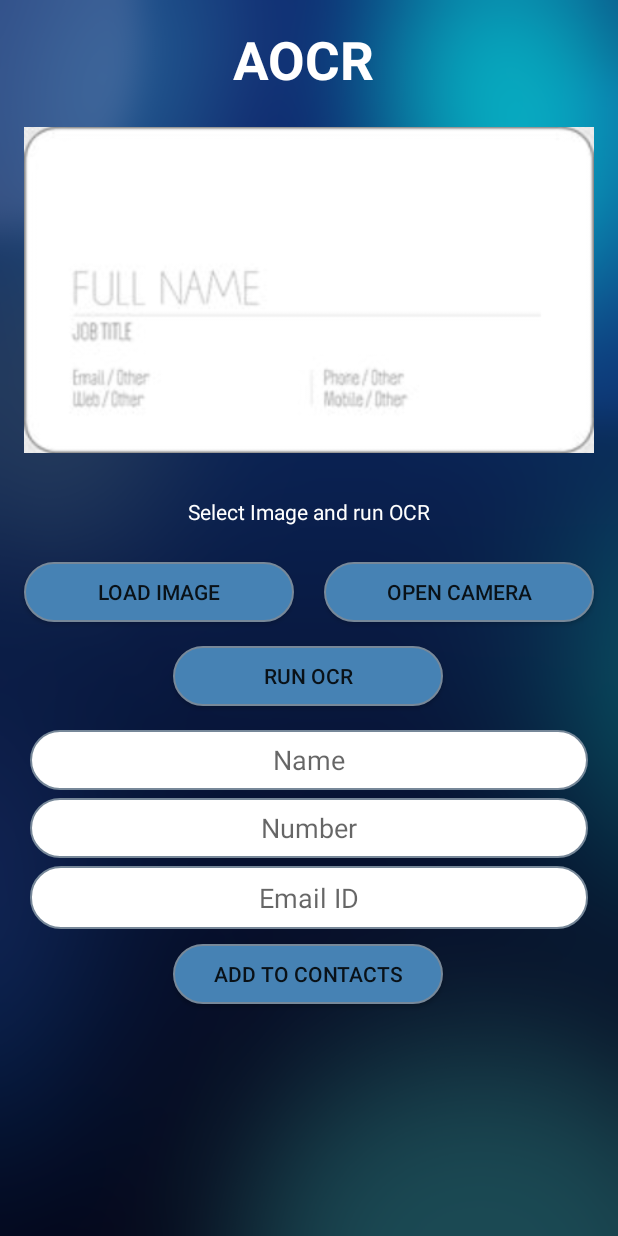
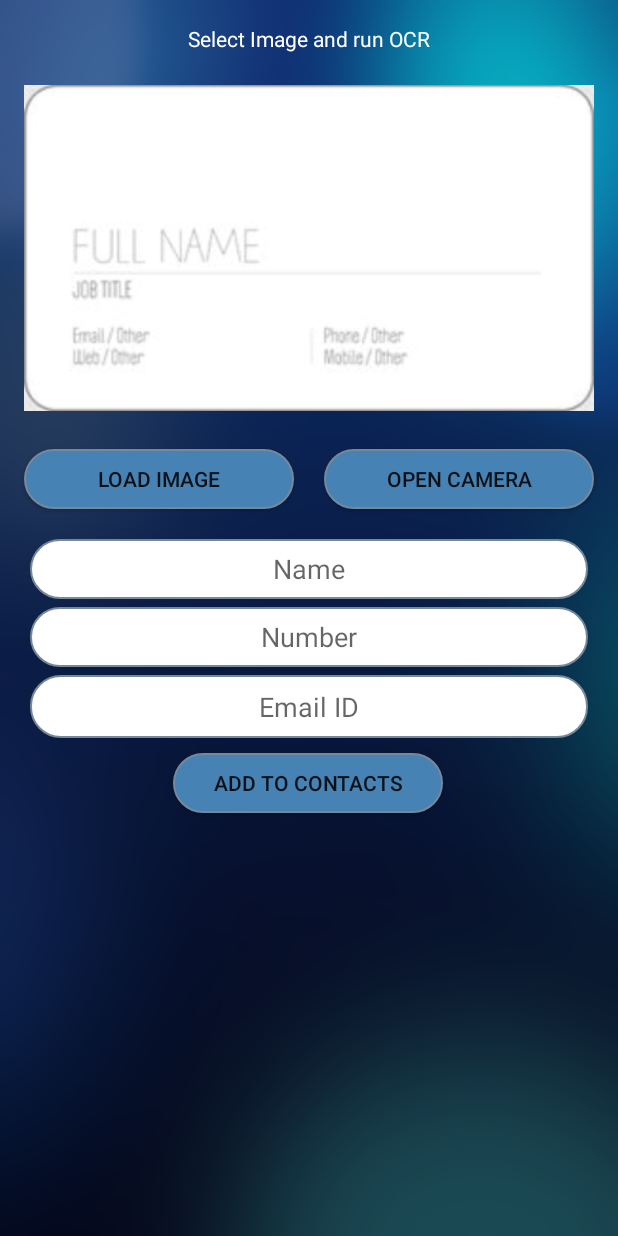
Before and after one commit to shahaayush1999/AOCR, an Android app: the screen it shows after launch (MainActivity), on a phone screen of 412 x 824 dp. Run offline under Robolectric (Android 15) with nearby library versions, the phone set to English and light mode, and no system bars; libraries missing offline, so code that uses them is left out: com.googlecode.tesseract; 2 statements that could not run were skipped.

Commit message:
Removed RunOCR button redundancy

```diff
--- a/app/src/main/java/com/example/aocr/MainActivity.java
+++ b/app/src/main/java/com/example/aocr/MainActivity.java
@@ -39,7 +39,6 @@ import java.util.regex.Pattern;
 
 public class MainActivity extends AppCompatActivity {
     ImageView displayImage;
-    Button runOCR;
     Button imageFromGallery;
     Button openContacts;
     Button imageFromCamera;
@@ -63,7 +62,6 @@ public class MainActivity extends AppCompatActivity {
         setContentView(R.layout.activity_main);
 
         //Buttons
-        runOCR = (Button) findViewById(R.id.buttonRunOCR);
         openContacts = (Button) findViewById(R.id.buttonOpenContacts);
         imageFromGallery = (Button) findViewById(R.id.buttonOpenGallery);
         imageFromCamera = (Button) findViewById(R.id.buttonOpenCamera);
@@ -108,15 +106,6 @@ public class MainActivity extends AppCompatActivity {
             @Override
             public void onClick(View v) {
                 openCamera();
-            }
-        });
-
-        //run the OCR on the test_image...
-        runOCR.setOnClickListener(new View.OnClickListener() {
-            @Override
-            public void onClick(View v) {
-                displayProgress.setVisibility(View.VISIBLE);
-                new ProcessImageTask().execute(image); //Can add array of image over here to pass to background image processing
             }
         });
 
@@ -327,13 +316,18 @@ public class MainActivity extends AppCompatActivity {
                     try {
                         image = MediaStore.Images.Media.getBitmap(this.getContentResolver(), imageUri);
                         displayText.setText(R.string.statusImageLoadedRunOCR);
+                        displayName.setText("");
+                        displayEmail.setText("");
+                        displayPhone.setText("");
+                        displayProgress.setVisibility(View.VISIBLE);
+                        new ProcessImageTask().execute(image); //Can add array of image over here to pass to background image processing
                     } catch (Exception e) {
                         e.printStackTrace();
                         displayText.setText(R.string.statusImageFailedToLoad);
-                    } finally {
                         displayName.setText("");
                         displayEmail.setText("");
                         displayPhone.setText("");
+                    } finally {
                     }
                     break;
                 case REQUEST_TAKE_PHOTO:
@@ -342,16 +336,22 @@ public class MainActivity extends AppCompatActivity {
                     try {
                         image = BitmapFactory.decodeFile(currentPhotoPath);
                         displayText.setText(R.string.statusImageLoadedRunOCR);
+                        displayName.setText("");
+                        displayEmail.setText("");
+                        displayPhone.setText("");
+                        displayProgress.setVisibility(View.VISIBLE);
+                        new ProcessImageTask().execute(image); //Can add array of image over here to pass to background image processing
                     } catch (Exception e) {
                         e.printStackTrace();
                         displayText.setText(R.string.statusImageFailedToLoad);
-                    } finally {
                         displayName.setText("");
                         displayEmail.setText("");
                         displayPhone.setText("");
+                    } finally {
                     }
                     break;
             }
+
         }
     }
 
--- a/app/src/main/res/layout/activity_main.xml
+++ b/app/src/main/res/layout/activity_main.xml
@@ -13,58 +13,42 @@
         android:layout_width="0dp"
         android:layout_height="228dp"
         android:layout_marginStart="16dp"
-        android:layout_marginTop="16dp"
+        android:layout_marginTop="8dp"
         android:layout_marginEnd="16dp"
         android:src="@drawable/test_image0"
         app:layout_constraintEnd_toEndOf="parent"
         app:layout_constraintHorizontal_bias="1.0"
         app:layout_constraintStart_toStartOf="parent"
-        app:layout_constraintTop_toBottomOf="@+id/appName" />
+        app:layout_constraintTop_toBottomOf="@+id/statusBar" />
 
     <Button
         android:id="@+id/buttonOpenGallery"
         android:layout_width="180dp"
         android:layout_height="40dp"
         android:layout_marginStart="16dp"
-        android:layout_marginTop="16dp"
+        android:layout_marginTop="20dp"
         android:background="@drawable/rounded_button"
         android:gravity="center"
         android:text="@string/loadImage"
         app:layout_constraintStart_toStartOf="parent"
-        app:layout_constraintTop_toBottomOf="@+id/statusBar"
+        app:layout_constraintTop_toBottomOf="@+id/imageView"
         tools:text="Load image" />
-
-    <Button
-        android:id="@+id/buttonRunOCR"
-        android:layout_width="180dp"
-        android:layout_height="40dp"
-        android:layout_marginStart="8dp"
-        android:layout_marginTop="16dp"
-        android:layout_marginEnd="8dp"
-        android:background="@drawable/rounded_button"
-        android:gravity="center"
-        android:text="@string/runOCR"
-        app:layout_constraintEnd_toEndOf="parent"
-        app:layout_constraintHorizontal_bias="0.498"
-        app:layout_constraintStart_toStartOf="parent"
-        app:layout_constraintTop_toBottomOf="@+id/buttonOpenGallery"
-        tools:text="Run OCR!" />
 
     <TextView
         android:id="@+id/statusBar"
         android:layout_width="match_parent"
         android:layout_height="35dp"
         android:layout_marginStart="8dp"
-        android:layout_marginTop="16dp"
+        android:layout_marginTop="8dp"
         android:layout_marginEnd="8dp"
         android:background="@android:color/transparent"
         android:gravity="center"
         android:text="@string/statusPleaseLoadImage"
         android:textColor="@color/white"
         app:layout_constraintEnd_toEndOf="parent"
-        app:layout_constraintHorizontal_bias="1.0"
+        app:layout_constraintHorizontal_bias="0.0"
         app:layout_constraintStart_toStartOf="parent"
-        app:layout_constraintTop_toBottomOf="@+id/imageView"
+        app:layout_constraintTop_toTopOf="parent"
         tools:text="@string/statusPleaseLoadImage" />
 
     <EditText
@@ -72,7 +56,7 @@
         android:layout_width="0dp"
         android:layout_height="40dp"
         android:layout_marginStart="20dp"
-        android:layout_marginTop="16dp"
+        android:layout_marginTop="20dp"
         android:layout_marginEnd="20dp"
         android:autofillHints="AUTOFILL_HINT_NAME"
         android:background="@drawable/rounded_edittext"
@@ -81,7 +65,7 @@
         android:inputType="textCapWords"
         app:layout_constraintEnd_toEndOf="parent"
         app:layout_constraintStart_toStartOf="parent"
-        app:layout_constraintTop_toBottomOf="@+id/buttonRunOCR"
+        app:layout_constraintTop_toBottomOf="@+id/buttonOpenGallery"
         tools:text="@string/name" />
 
     <EditText
@@ -137,38 +121,26 @@
         android:id="@+id/buttonOpenCamera"
         android:layout_width="180dp"
         android:layout_height="40dp"
-        android:layout_marginTop="16dp"
+        android:layout_marginTop="20dp"
         android:layout_marginEnd="16dp"
         android:background="@drawable/rounded_button"
         android:gravity="center"
         android:text="@string/openCamera"
         app:layout_constraintEnd_toEndOf="parent"
-        app:layout_constraintTop_toBottomOf="@+id/statusBar" />
+        app:layout_constraintTop_toBottomOf="@+id/imageView" />
 
     <ProgressBar
         android:id="@+id/progressBar"
         style="?android:attr/progressBarStyle"
-        android:layout_width="40dp"
-        android:layout_height="40dp"
-        android:layout_marginStart="10dp"
-        android:layout_marginTop="16dp"
+        android:layout_width="104dp"
+        android:layout_height="116dp"
+        android:layout_marginStart="8dp"
+        android:layout_marginTop="50dp"
+        android:layout_marginEnd="8dp"
         android:indeterminate="true"
-        app:layout_constraintStart_toEndOf="@+id/buttonRunOCR"
-        app:layout_constraintTop_toBottomOf="@+id/buttonOpenGallery" />
+        app:layout_constraintEnd_toEndOf="parent"
+        app:layout_constraintHorizontal_bias="0.498"
+        app:layout_constraintStart_toStartOf="parent"
+        app:layout_constraintTop_toTopOf="@+id/imageView" />
 
-    <TextView
-        android:id="@+id/appName"
-        android:layout_width="0dp"
-        android:layout_height="wrap_content"
-        android:layout_marginTop="16dp"
-        android:layout_marginEnd="8dp"
-        android:gravity="center"
-        android:text="@string/app_name"
-        android:textColor="@color/white"
-        android:textSize="35sp"
-        android:textStyle="bold"
-        app:layout_constraintEnd_toEndOf="parent"
-        app:layout_constraintHorizontal_bias="1.0"
-        app:layout_constraintStart_toStartOf="parent"
-        app:layout_constraintTop_toTopOf="parent" />
 </androidx.constraintlayout.widget.ConstraintLayout>
```
